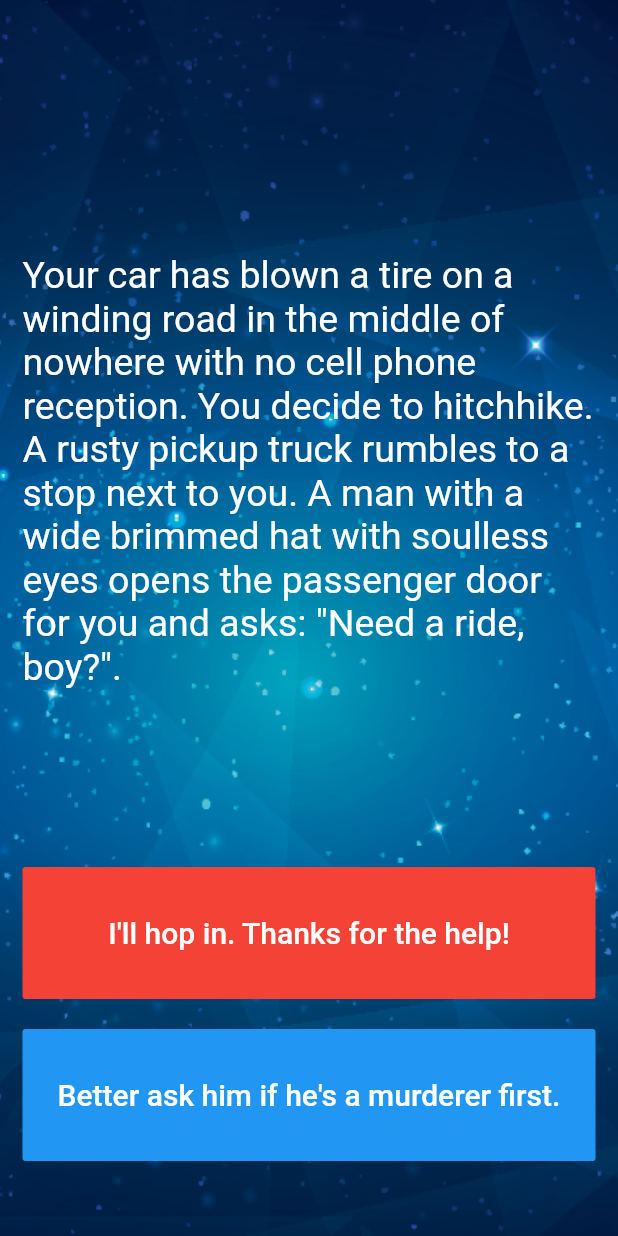
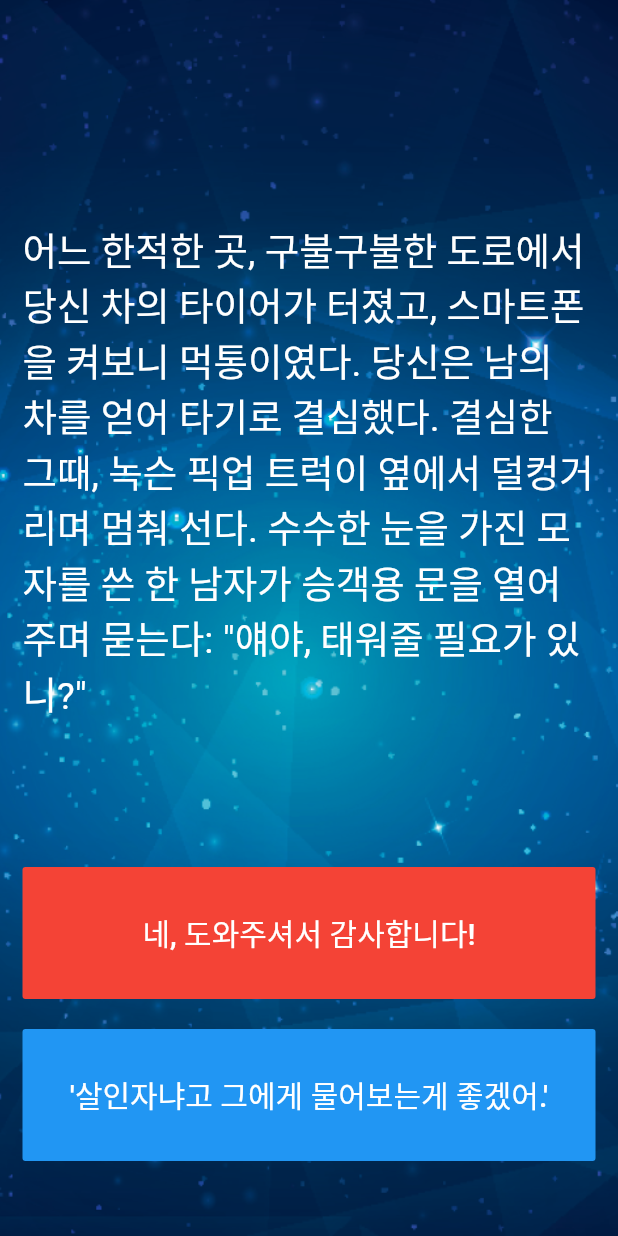
Before and after one commit to dart-bird/programingLearn, a Flutter app: the screen it shows after launch, on a phone screen of 412 x 824 dp. Run offline on Flutter 3.47's test engine with Material 2 defaults, Android fonts, the phone set to English and light mode, and no system bars; our stand-ins replace audioplayers, rflutter_alert.

Commit message:
Update main.dart change en to kr

```diff
--- a/Flutter/destini-challenge-starting/lib/story_brain.dart
+++ b/Flutter/destini-challenge-starting/lib/story_brain.dart
@@ -22,7 +22,7 @@
 
 //TODO: Step 21 - Using the story plan, update nextStory() to change the storyNumber depending on the choice made by the user. e.g. if choiceNumber was equal to 1 and the storyNumber is 0, the storyNumber should become 2.
 
-//TODO: Step 22 - In nextStory() if the storyNumber is equal to 3 or 4 or 5, that means it's the end of the game and it should call a method called restart() that resets the storyNumber to 0.
+//TODO: Step 22 - In nextStory() if the storyNumber is equal to 3 or 4 or 5, that means it's the end of the game and it should call a method called 다시시작() that resets the storyNumber to 0.
 
 //TODO: Step 27 - Create a method called buttonShouldBeVisible() which checks to see if storyNumber is 0 or 1 or 2 (when both buttons should show choices) and return true if that is the case, else it should return false.
 
@@ -34,32 +34,32 @@ class StoryBrain {
   List<Story> _storyData = [
     Story(
         storyTitle:
-            'Your car has blown a tire on a winding road in the middle of nowhere with no cell phone reception. You decide to hitchhike. A rusty pickup truck rumbles to a stop next to you. A man with a wide brimmed hat with soulless eyes opens the passenger door for you and asks: "Need a ride, boy?".',
-        choice1: 'I\'ll hop in. Thanks for the help!',
-        choice2: 'Better ask him if he\'s a murderer first.'),
+            '어느 한적한 곳, 구불구불한 도로에서 당신 차의 타이어가 터졌고, 스마트폰을 켜보니 먹통이였다. 당신은 남의 차를 얻어 타기로 결심했다. 결심한 그때, 녹슨 픽업 트럭이 옆에서 덜컹거리며 멈춰 선다. 수수한 눈을 가진 모자를 쓴 한 남자가 승객용 문을 열어 주며 묻는다: "얘야, 태워줄 필요가 있니?"',
+        choice1: '네, 도와주셔서 감사합니다!',
+        choice2: '\'살인자냐고 그에게 물어보는게 좋겠어.\''),
     Story(
-        storyTitle: 'He nods slowly, unphased by the question.',
-        choice1: 'At least he\'s honest. I\'ll climb in.',
-        choice2: 'Wait, I know how to change a tire.'),
+        storyTitle: '한치의 고민도 없이 그는 천천히 고개를 끄떡였다.',
+        choice1: '좀 무섭지만, 그래도 정직하네... 타겠습니다!',
+        choice2: '\'잠깐만... 나 타이어 가는법 생각났어!\''),
     Story(
         storyTitle:
-            'As you begin to drive, the stranger starts talking about his relationship with his mother. He gets angrier and angrier by the minute. He asks you to open the glovebox. Inside you find a bloody knife, two severed fingers, and a cassette tape of Elton John. He reaches for the glove box.',
-        choice1: 'I love Elton John! Hand him the cassette tape.',
-        choice2: 'It\'s him or me! You take the knife and stab him.'),
+            '운전하기 시작하면서, 낯선 사람은 그의 어머니와의 관계에 대해 이야기하기 시작했다. 그는 시시각각으로 점점 화나보였는데... 갑자기 글로브 박스를 열어달라고 부탁했다. 그 안에는 피묻은 칼과 잘린 손가락 두 개, 그리고 엘튼 존의 카세트 테이프가 있었다.',
+        choice1: '저 엘튼 존 완전 팬이예요! 라고 말하면서 테이프를 건네준다.',
+        choice2: '칼을 들고 낯선사람을 찌른다.'),
     Story(
         storyTitle:
-            'What? Such a cop out! Did you know traffic accidents are the second leading cause of accidental death for most adult age groups?',
-        choice1: 'Restart',
+            '트럭을 보내고 나서 타이어를 가는 도중... 너무 한눈을 팔아서 차에 치여 죽고 말았다.',
+        choice1: '다시시작',
         choice2: ''),
     Story(
         storyTitle:
-            'As you smash through the guardrail and careen towards the jagged rocks below you reflect on the dubious wisdom of stabbing someone while they are driving a car you are in.',
-        choice1: 'Restart',
+            '낯선사람은 죽었다. 하지만 페달은 계속 밟힌 상태였고 핸들을 끝까지 잡아보려했지만 ... 끝내 가드레일을 박고 차가 뒤집어졌다.',
+        choice1: '다시시작',
         choice2: ''),
     Story(
         storyTitle:
-            'You bond with the murderer while crooning verses of "Can you feel the love tonight". He drops you off at the next town. Before you go he asks you if you know any good places to dump bodies. You reply: "Try the pier".',
-        choice1: 'Restart',
+            '나는 "오늘 밤 사랑이 느껴지시나요?" 시를 부르며 살인마와 유대감을 맺었다.  그는 나를 옆 동네에 데려다 주었다. 내가 가기 전 그는 나에게 시체를 버리기 좋은 장소를 아는지 물어봤다. 나는 대답했다. "부두는 어때요?"',
+        choice1: '다시시작',
         choice2: '')
   ];
 
@@ -129,16 +129,16 @@ class StoryBrain {
 //  Story(
 //      storyTitle:
 //      'What? Such a cop out! Did you know traffic accidents are the second leading cause of accidental death for most adult age groups?',
-//      choice1: 'Restart',
+//      choice1: '다시시작',
 //      choice2: ''),
 //  Story(
 //      storyTitle:
 //      'As you smash through the guardrail and careen towards the jagged rocks below you reflect on the dubious wisdom of stabbing someone while they are driving a car you are in.',
-//      choice1: 'Restart',
+//      choice1: '다시시작',
 //      choice2: ''),
 //  Story(
 //      storyTitle:
 //      'You bond with the murderer while crooning verses of "Can you feel the love tonight". He drops you off at the next town. Before you go he asks you if you know any good places to dump bodies. You reply: "Try the pier".',
-//      choice1: 'Restart',
+//      choice1: '다시시작',
 //      choice2: '')
 //];
```
